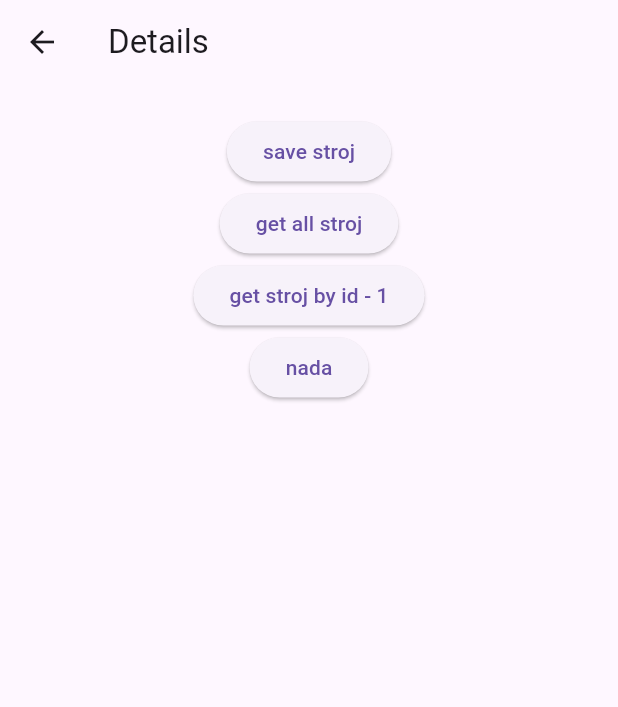
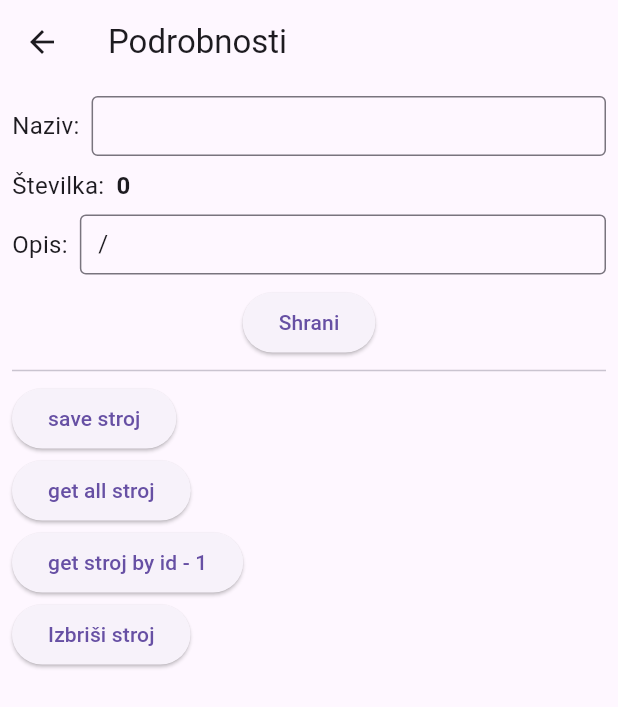
Before and after one commit to MikeDQG/refin-track-mobile, a Flutter app: the DetailsPage screen opened directly with empty values, on a phone screen of 412 x 824 dp. Shown: the top 707 px of the screen. Run offline on Flutter 3.47's test engine with Material 3 defaults, Android fonts, the phone set to English and light mode, and no system bars; our stand-ins replace cloud_firestore, firebase_core; missing offline and left inert: mobile_scanner; accounts and stored records are empty.

Commit message:
Stroj UPDATE, ADD, DELETE, READ narejeni

```diff
--- a/app/lib/firebase/save_stroj.dart
+++ b/app/lib/firebase/save_stroj.dart
@@ -2,14 +2,28 @@ import 'package:app/models/stroj.dart';
 import 'package:cloud_firestore/cloud_firestore.dart';
 
 class FirebaseStrojService {
-  static Future<DocumentReference> saveStroj({required Stroj stroj}) async {
-    final Future<DocumentReference> response = FirebaseFirestore.instance.collection('stroji').add({
-      'stroj_id': stroj.id,
-      'naziv': stroj.naziv,
-      'timestamp': FieldValue.serverTimestamp(),
-    });
+  static Future<int> saveStroj({required Stroj stroj}) async {
+    final query = await FirebaseFirestore.instance
+        .collection('stroji')
+        .where('stroj_id', isEqualTo: stroj.id)
+        .limit(1)
+        .get();
+
+    if (query.docs.isNotEmpty) {
+      return -1;
+    }
+
+    final Future<void> response = FirebaseFirestore.instance
+        .collection('stroji')
+        .doc(stroj.id.toString())
+        .set({
+          'stroj_id': stroj.id,
+          'naziv': stroj.naziv,
+          'opis': stroj.opis,
+          'timestamp': FieldValue.serverTimestamp(),
+        });
     print(response.hashCode);
-    return response;
+    return stroj.id;
   }
 
   static Future<Stroj?> getStrojById(int id) async {
@@ -38,4 +52,33 @@ class FirebaseStrojService {
       return Stroj(id: doc['stroj_id'], naziv: doc['naziv']);
     }).toList();
   }
+
+  static Future<int> updateStroj({required Stroj stroj}) async {
+    final querySnapshot = await FirebaseFirestore.instance
+        .collection('stroji')
+        .where('stroj_id', isEqualTo: stroj.id)
+        .limit(1)
+        .get();
+
+    if (querySnapshot.docs.isNotEmpty) {
+      final doc = querySnapshot.docs.first;
+      await doc.reference.update({'naziv': stroj.naziv, 'opis': stroj.opis});
+      return stroj.id;
+    } else {
+      return -1;
+    }
+  }
+
+  static Future<void> deleteStroj(int id) async {
+    final querySnapshot = await FirebaseFirestore.instance
+        .collection('stroji')
+        .where('stroj_id', isEqualTo: id)
+        .get();
+
+    if (querySnapshot.docs.isNotEmpty) {
+      querySnapshot.docs.forEach((doc) async {
+        await doc.reference.delete();
+      });
+    }
+  }
 }
--- a/app/lib/models/stroj.dart
+++ b/app/lib/models/stroj.dart
@@ -1,8 +1,9 @@
 class Stroj {
   final int id;
-  final String naziv;
+  String naziv;
+  String? opis;
 
-  Stroj({required this.id, required this.naziv});
+  Stroj({required this.id, required this.naziv, this.opis = "/"});
 
   factory Stroj.fromJson(Map<String, dynamic> json) {
     return Stroj(
--- a/app/lib/pages/details.dart
+++ b/app/lib/pages/details.dart
@@ -1,5 +1,6 @@
 import 'package:app/firebase/save_stroj.dart';
 import 'package:app/models/stroj.dart';
+import 'package:app/widgets/attribute_row.dart';
 import 'package:cloud_firestore/cloud_firestore.dart';
 import 'package:flutter/material.dart';
 
@@ -13,17 +14,89 @@ class DetailsPage extends StatefulWidget {
 }
 
 class _DetailsPageState extends State<DetailsPage> {
+  bool isEditing = false;
+  bool isNewRecord = false;
 
-  // Future<DocumentReference> response = null;
+  @override
+  void initState() {
+    super.initState();
+    _initializeEditing();
+  }
+
+  Future<void> _initializeEditing() async {
+    isNewRecord =
+        await FirebaseStrojService.getStrojById(widget.stroj.id) == null;
+    isEditing = isNewRecord;
+    setState(() {});
+  }
 
   @override
   Widget build(BuildContext context) {
     return Scaffold(
-      appBar: AppBar(title: Text('Details')),
-      body: Center(
+      appBar: AppBar(title: Text('Podrobnosti')),
+      body: Padding(
+        padding: const EdgeInsets.all(8.0),
         child: Column(
+          crossAxisAlignment: CrossAxisAlignment.start,
           children: [
-            Text(widget.stroj.naziv),
+            EditableAttributeRow(
+              attributeName: 'Naziv',
+              attributeValue: widget.stroj.naziv,
+              isEditing: isEditing,
+              onChanged: (value) => widget.stroj.naziv = value,
+            ),
+            SizedBox(height: 8),
+            AttributeRow(
+              attributeName: 'Številka',
+              attributeValue: widget.stroj.id.toString(),
+            ),
+            SizedBox(height: 8),
+            EditableAttributeRow(
+              attributeName: 'Opis',
+              isEditing: isEditing,
+              attributeValue: widget.stroj.opis ?? "/",
+              onChanged: (newValue) => widget.stroj.opis = newValue,
+            ),
+            SizedBox(height: 8),
+            Row(
+              mainAxisAlignment: MainAxisAlignment.center,
+              children: [
+                if (!isNewRecord)
+                  ElevatedButton(
+                    onPressed: () {
+                      setState(() {
+                        isEditing = !isEditing;
+                      });
+                    },
+                    child: Text(isEditing ? 'Prekliči urejanje' : 'Uredi'),
+                  ),
+                if (isEditing && !isNewRecord) SizedBox(width: 16),
+                if (isEditing)
+                  ElevatedButton(
+                    onPressed: () async {
+                      final Stroj editedStroj = Stroj(
+                        id: widget.stroj.id,
+                        naziv: widget.stroj.naziv,
+                        opis: widget.stroj.opis,
+                      );
+                      final int _result = isNewRecord
+                          ? await FirebaseStrojService.saveStroj(
+                              stroj: editedStroj,
+                            )
+                          : await FirebaseStrojService.updateStroj(
+                              stroj: editedStroj,
+                            );
+                      print('Saved stroj: $_result');
+                      setState(() {
+                        isEditing = !isEditing;
+                        isNewRecord = false;
+                      });
+                    },
+                    child: Text('Shrani'),
+                  ),
+              ],
+            ),
+            Divider(),
             ElevatedButton(
               onPressed: () async {
                 await FirebaseStrojService.saveStroj(stroj: widget.stroj);
@@ -44,9 +117,9 @@ class _DetailsPageState extends State<DetailsPage> {
             ),
             ElevatedButton(
               onPressed: () async {
-                print("nada");
+                await FirebaseStrojService.deleteStroj(widget.stroj.id);
               },
-              child: Text('nada'),
+              child: Text('Izbriši stroj'),
             ),
           ],
         ),
--- a/app/lib/pages/scanner.dart
+++ b/app/lib/pages/scanner.dart
@@ -12,6 +12,7 @@ class Scanner extends StatefulWidget {
 }
 
 class _ScannerState extends State<Scanner> {
+  bool navigated = false;
 
   @override
   Widget build(BuildContext context) {
@@ -25,7 +26,8 @@ class _ScannerState extends State<Scanner> {
           ),
           onDetect: (capture) async {
             final image = capture.image;
-            if (image != null) {
+            if (image != null && !navigated) {
+              navigated = true;
               await Navigator.pushReplacement(
                 context,
                 MaterialPageRoute(
--- /dev/null
+++ b/app/lib/widgets/attribute_row.dart
@@ -0,0 +1,66 @@
+import 'package:flutter/material.dart';
+
+class AttributeRow extends StatelessWidget {
+  final String attributeName;
+  final String attributeValue;
+
+  AttributeRow({required this.attributeName, required this.attributeValue});
+
+  @override
+  Widget build(BuildContext context) {
+    return Row(
+      mainAxisAlignment: MainAxisAlignment.start,
+      children: [
+        Text("$attributeName:", style: TextStyle(fontSize: 16)),
+        SizedBox(width: 8),
+        Text(
+          attributeValue,
+          style: TextStyle(fontSize: 16, fontWeight: FontWeight.bold),
+        ),
+      ],
+    );
+  }
+}
+
+class EditableAttributeRow extends AttributeRow {
+  final String attributeName;
+  final String attributeValue;
+  final bool isEditing;
+  final void Function(String newValue) onChanged;
+
+  EditableAttributeRow({
+    required this.attributeName,
+    required this.attributeValue,
+    required this.isEditing,
+    required this.onChanged,
+  }) : super(attributeName: attributeName, attributeValue: attributeValue);
+
+  @override
+  Widget build(BuildContext context) {
+    if (isEditing) {
+      return Row(
+        mainAxisAlignment: MainAxisAlignment.start,
+        children: [
+          Text("$attributeName:", style: TextStyle(fontSize: 16)),
+          SizedBox(width: 8),
+          Expanded(
+            child: TextFormField(
+              onChanged: onChanged,
+              initialValue: attributeValue,
+              decoration: InputDecoration(
+                border: OutlineInputBorder(),
+                isDense: true,
+                contentPadding: EdgeInsets.symmetric(
+                  vertical: 8,
+                  horizontal: 8,
+                ),
+              ),
+            ),
+          ),
+        ],
+      );
+    } else {
+      return super.build(context);
+    }
+  }
+}
```
Also changed, not shown: app/lib/pages/home_page.dart (+4 -3 lines), app/lib/pages/search_page.dart (added, +33 -0 lines).
